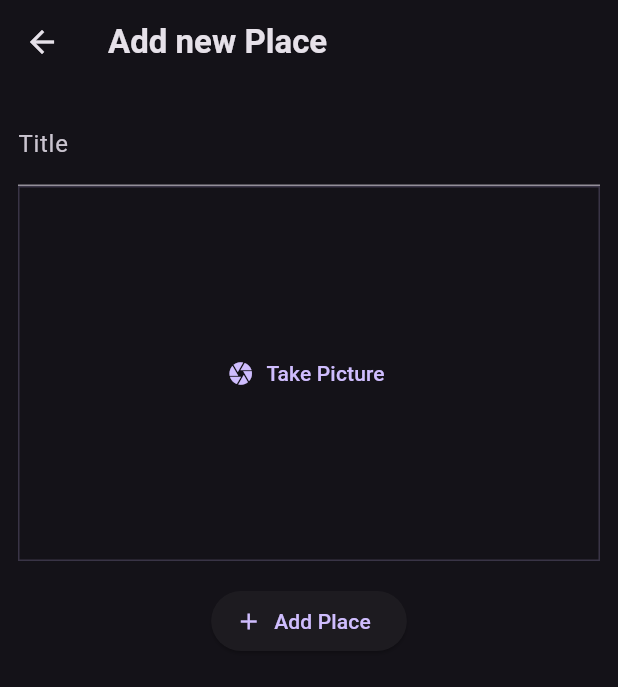
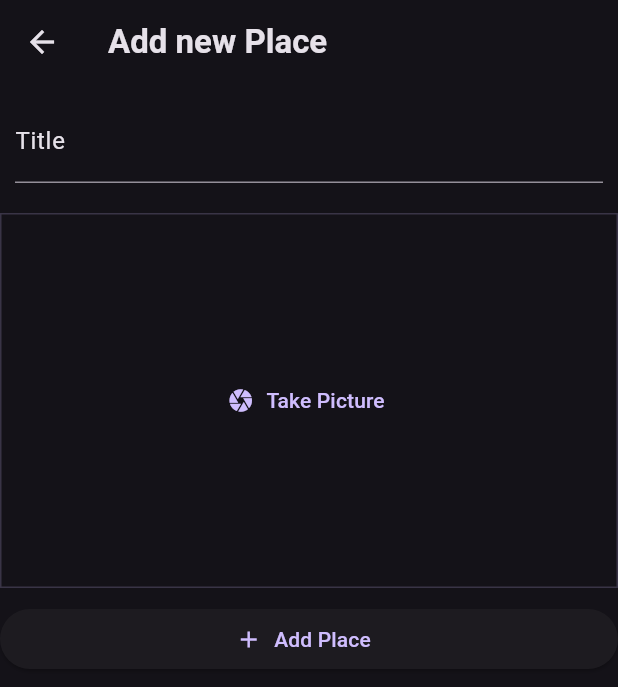
Before and after one commit to gu-tig333-ht24/spotly, a Flutter app: the screen it shows after launch, after a tap on the "add" icon, on a phone screen of 412 x 824 dp. Shown: the top 687 px of the screen. Run offline on Flutter 3.47's test engine with Material 3 defaults, Android fonts, the phone set to English and light mode, and no system bars; our stand-ins replace flutter_riverpod, google_fonts, image_picker.

Commit message:
Ladda upp bild via kameran

```diff
--- a/lib/main.dart
+++ b/lib/main.dart
@@ -2,7 +2,6 @@ import 'package:flutter/material.dart';
 import 'package:flutter_riverpod/flutter_riverpod.dart';
 import 'src/features/main/domain/home_screen.dart'; // Import PlacesScreen
 import 'package:google_fonts/google_fonts.dart';
-import 'package:spotly/src/core/widgets/image_input.dart';
 
 final colorScheme = ColorScheme.fromSeed(
   brightness: Brightness.dark,
--- a/lib/src/core/models/add_places.dart
+++ b/lib/src/core/models/add_places.dart
@@ -1,65 +1,350 @@
+// import 'package:flutter/material.dart';
+// import 'package:flutter_riverpod/flutter_riverpod.dart';
+
+// import '../../features/main/providers/user_places.dart';
+// import '../widgets/image_input.dart';
+// import 'dart:io';
+
+// class AddPlaceScreen extends ConsumerStatefulWidget {
+//   const AddPlaceScreen({super.key});
+
+//   @override
+//   ConsumerState<AddPlaceScreen> createState() {
+//     return _AddPlaceScreenState();
+//   }
+// }
+
+// class _AddPlaceScreenState extends ConsumerState<AddPlaceScreen> {
+//   final _titleController = TextEditingController();
+//   File? _selectedImage;
+
+//   void _savePlace() {
+//     final enteredTitle = _titleController.text;
+
+//     if (enteredTitle.isEmpty || _selectedImage == null) {
+//       return;
+//     }
+
+//     ref
+//         .read(userPlacesProvider.notifier)
+//         .addPlace(enteredTitle, _selectedImage!);
+
+//     Navigator.of(context).pop();
+//   }
+
+//   @override
+//   void dispose() {
+//     _titleController.dispose();
+//     super.dispose();
+//   }
+
+//   @override
+//   Widget build(BuildContext context) {
+//     return Scaffold(
+//       appBar: AppBar(
+//         title: const Text('Add new Place'),
+//       ),
+//       body: SingleChildScrollView(
+//         padding: const EdgeInsets.all(12),
+//         child: Column(
+//           children: [
+//             TextField(
+//               decoration: const InputDecoration(labelText: 'Title'),
+//               controller: _titleController,
+//               style: TextStyle(
+//                 color: Theme.of(context).colorScheme.onSurface,
+//               ),
+//             ),
+//             const SizedBox(height: 10),
+//             ImageInput(
+//               onPickImage: (image) {
+//                 _selectedImage = image;
+//               },
+//             ),
+//             const SizedBox(height: 16),
+//             ElevatedButton.icon(
+//               onPressed: _savePlace,
+//               icon: const Icon(Icons.add),
+//               label: const Text('Add Place'),
+//             ),
+//           ],
+//         ),
+//       ),
+//     );
+//   }
+// }
+
+// import 'package:flutter/material.dart';
+// import 'dart:io';
+// import 'dart:typed_data';
+// import 'package:image_picker/image_picker.dart';
+// import 'package:flutter/foundation.dart' show kIsWeb;
+
+// class AddPlaceScreen extends StatefulWidget {
+//   const AddPlaceScreen({super.key});
+
+//   @override
+//   _AddPlaceScreenState createState() => _AddPlaceScreenState();
+// }
+
+// class _AddPlaceScreenState extends State<AddPlaceScreen> {
+//   final _titleController = TextEditingController();
+//   File? _selectedImageFile;
+//   Uint8List? _selectedImageBytes;
+
+//   void _takePicture() async {
+//     final imagePicker = ImagePicker();
+//     final pickedImage = await imagePicker.pickImage(
+//       source: ImageSource.camera,
+//       maxWidth: 600,
+//     );
+
+//     if (pickedImage == null) {
+//       return;
+//     }
+
+//     if (kIsWeb) {
+//       final imageBytes = await pickedImage.readAsBytes();
+//       setState(() {
+//         _selectedImageBytes = imageBytes;
+//       });
+//     } else {
+//       setState(() {
+//         _selectedImageFile = File(pickedImage.path);
+//       });
+//     }
+//   }
+
+//   void _savePlace() {
+//     final enteredTitle = _titleController.text;
+
+//     if (enteredTitle.isEmpty ||
+//         (_selectedImageFile == null && _selectedImageBytes == null)) {
+//       // If title or image is not set, show an error
+//       ScaffoldMessenger.of(context).showSnackBar(
+//         const SnackBar(content: Text('Please provide a title and image.')),
+//       );
+//       return;
+//     }
+
+//     // Handle saving the place data (e.g., send to database, API, etc.)
+//     print('Place saved! Title: $enteredTitle');
+
+//     // Reset form after saving
+//     _titleController.clear();
+//     setState(() {
+//       _selectedImageFile = null;
+//       _selectedImageBytes = null;
+//     });
+//   }
+
+//   @override
+//   Widget build(BuildContext context) {
+//     Widget imageDisplay = TextButton.icon(
+//       icon: const Icon(Icons.camera),
+//       label: const Text('Take Picture'),
+//       onPressed: _takePicture,
+//     );
+
+//     if (kIsWeb && _selectedImageBytes != null) {
+//       imageDisplay = GestureDetector(
+//         onTap: _takePicture,
+//         child: Image.memory(
+//           _selectedImageBytes!,
+//           fit: BoxFit.cover,
+//           width: double.infinity,
+//           height: double.infinity,
+//         ),
+//       );
+//     } else if (_selectedImageFile != null) {
+//       imageDisplay = GestureDetector(
+//         onTap: _takePicture,
+//         child: Image.file(
+//           _selectedImageFile!,
+//           fit: BoxFit.cover,
+//           width: double.infinity,
+//           height: double.infinity,
+//         ),
+//       );
+//     }
+
+//     return Scaffold(
+//       appBar: AppBar(
+//         title: const Text('Add new Place'),
+//       ),
+//       body: Column(
+//         crossAxisAlignment: CrossAxisAlignment.stretch,
+//         children: [
+//           Padding(
+//             padding: const EdgeInsets.all(10),
+//             child: TextField(
+//               decoration: const InputDecoration(labelText: 'Title'),
+//               controller: _titleController,
+//             ),
+//           ),
+//           const SizedBox(height: 10),
+//           Container(
+//             decoration: BoxDecoration(
+//               border: Border.all(
+//                 width: 1,
+//                 color: Theme.of(context).colorScheme.primary.withOpacity(0.2),
+//               ),
+//             ),
+//             height: 250,
+//             width: double.infinity,
+//             alignment: Alignment.center,
+//             child: imageDisplay,
+//           ),
+//           const SizedBox(height: 10),
+//           ElevatedButton.icon(
+//             onPressed: _savePlace,
+//             icon: const Icon(Icons.add),
+//             label: const Text('Add Place'),
+//           ),
+//         ],
+//       ),
+//     );
+//   }
+// }
 import 'package:flutter/material.dart';
-import 'package:flutter_riverpod/flutter_riverpod.dart';
+import 'dart:io';
+import 'dart:typed_data';
+import 'package:image_picker/image_picker.dart';
+import 'package:flutter/foundation.dart' show kIsWeb;
 
-import '../../features/main/providers/user_places.dart';
-import 'package:spotly/src/core/widgets/image_input.dart';
-
-class AddPlaceScreen extends ConsumerStatefulWidget {
+class AddPlaceScreen extends StatefulWidget {
   const AddPlaceScreen({super.key});
 
   @override
-  ConsumerState<AddPlaceScreen> createState() {
-    return _AddPlaceScreenState();
-  }
+  _AddPlaceScreenState createState() => _AddPlaceScreenState();
 }
 
-class _AddPlaceScreenState extends ConsumerState<AddPlaceScreen> {
+class _AddPlaceScreenState extends State<AddPlaceScreen> {
   final _titleController = TextEditingController();
+  File? _selectedImageFile;
+  Uint8List? _selectedImageBytes;
+
+  void _takePicture() async {
+    final imagePicker = ImagePicker();
+    final pickedImage = await imagePicker.pickImage(
+      source: ImageSource.camera,
+      maxWidth: 600,
+    );
+
+    if (pickedImage == null) {
+      return;
+    }
+
+    if (kIsWeb) {
+      final imageBytes = await pickedImage.readAsBytes();
+      setState(() {
+        _selectedImageBytes = imageBytes;
+      });
+    } else {
+      setState(() {
+        _selectedImageFile = File(pickedImage.path);
+      });
+    }
+  }
 
   void _savePlace() {
     final enteredTitle = _titleController.text;
 
-    if (enteredTitle.isEmpty) {
+    if (enteredTitle.isEmpty ||
+        (_selectedImageFile == null && _selectedImageBytes == null)) {
+      ScaffoldMessenger.of(context).showSnackBar(
+        const SnackBar(content: Text('Please provide a title and image.')),
+      );
       return;
     }
 
-    ref.read(userPlacesProvider.notifier).addPlace(enteredTitle);
+    // Add functionality to save the place (for example, to a list or database)
+    // Here you could send the data to a provider or directly add it to a list
 
-    Navigator.of(context).pop();
-  }
+    print('Place saved! Title: $enteredTitle');
 
-  @override
-  void dispose() {
-    _titleController.dispose();
-    super.dispose();
+    // You would save the data like this
+    // ref.read(userPlacesProvider.notifier).addPlace(enteredTitle, _selectedImageFile OR _selectedImageBytes);
+
+    Navigator.of(context).pop(); // Go back after saving
   }
 
   @override
   Widget build(BuildContext context) {
+    Widget imageDisplay = TextButton.icon(
+      icon: const Icon(Icons.camera),
+      label: const Text('Take Picture'),
+      onPressed: _takePicture,
+    );
+
+    if (kIsWeb && _selectedImageBytes != null) {
+      imageDisplay = GestureDetector(
+        onTap: _takePicture,
+        child: Image.memory(
+          _selectedImageBytes!,
+          fit: BoxFit.cover,
+          width: double.infinity,
+          height: double.infinity,
+        ),
+      );
+    } else if (_selectedImageFile != null) {
+      imageDisplay = GestureDetector(
+        onTap: _takePicture,
+        child: Image.file(
+          _selectedImageFile!,
+          fit: BoxFit.cover,
+          width: double.infinity,
+          height: double.infinity,
+        ),
+      );
+    }
+
     return Scaffold(
       appBar: AppBar(
         title: const Text('Add new Place'),
       ),
-      body: SingleChildScrollView(
-        padding: const EdgeInsets.all(12),
-        child: Column(
-          children: [
-            TextField(
-              decoration: const InputDecoration(labelText: 'Title'),
+      body: Column(
+        crossAxisAlignment: CrossAxisAlignment.stretch,
+        children: [
+          Padding(
+            padding: const EdgeInsets.all(10),
+            child: TextField(
+              decoration: InputDecoration(
+                labelText: 'Title',
+                labelStyle: TextStyle(
+                  color: Theme.of(context)
+                      .colorScheme
+                      .onBackground, // Fixed color for label
+                ),
+              ),
               controller: _titleController,
               style: TextStyle(
-                color: Theme.of(context).colorScheme.onSurface,
+                color: Theme.of(context)
+                    .colorScheme
+                    .onSurface, // Fixed color for input text
               ),
             ),
-            ImageInput(),
-            const SizedBox(height: 16),
-            ElevatedButton.icon(
-              onPressed: _savePlace,
-              icon: const Icon(Icons.add),
-              label: const Text('Add Place'),
+          ),
+          const SizedBox(height: 10),
+          Container(
+            decoration: BoxDecoration(
+              border: Border.all(
+                width: 1,
+                color: Theme.of(context).colorScheme.primary.withOpacity(0.2),
+              ),
             ),
-          ],
-        ),
+            height: 250,
+            width: double.infinity,
+            alignment: Alignment.center,
+            child: imageDisplay,
+          ),
+          const SizedBox(height: 10),
+          ElevatedButton.icon(
+            onPressed: _savePlace,
+            icon: const Icon(Icons.add),
+            label: const Text('Add Place'),
+          ),
+        ],
       ),
     );
   }
--- a/lib/src/core/models/place.dart
+++ b/lib/src/core/models/place.dart
@@ -1,10 +1,15 @@
 import 'package:uuid/uuid.dart';
+import 'dart:io';
 
 const uuid = Uuid();
 
 class Place {
-  Place({required this.title}) : id = uuid.v4();
+  Place({
+    required this.title,
+    required this.image, // Add 'image' to the constructor
+  }) : id = uuid.v4();
 
   final String id;
   final String title;
+  final File image; // Final image field that must be initialized
 }
--- a/lib/src/core/models/place_detail.dart
+++ b/lib/src/core/models/place_detail.dart
@@ -1,6 +1,6 @@
 import 'package:flutter/material.dart';
 
-import 'package:spotly/src/core/models/place.dart';
+import 'place.dart';
 
 class PlaceDetailScreen extends StatelessWidget {
   const PlaceDetailScreen({super.key, required this.place});
@@ -17,7 +17,7 @@ class PlaceDetailScreen extends StatelessWidget {
         child: Text(
           place.title,
           style: Theme.of(context).textTheme.bodyLarge!.copyWith(
-                color: Theme.of(context).colorScheme.onBackground,
+                color: Theme.of(context).colorScheme.onSurface,
               ),
         ),
       ),
--- a/lib/src/core/widgets/places_list.dart
+++ b/lib/src/core/widgets/places_list.dart
@@ -1,7 +1,7 @@
 import 'package:flutter/material.dart';
 import '../models/place.dart'; // Lägg till denna
-import 'package:spotly/src/core/models/place_detail.dart';
-import 'package:spotly/src/core/models/place.dart';
+import '../models/place_detail.dart';
+import '../models/place.dart';
 
 class PlacesList extends StatelessWidget {
   const PlacesList({super.key, required this.places});
@@ -15,7 +15,7 @@ class PlacesList extends StatelessWidget {
         child: Text(
           'No places added yet',
           style: Theme.of(context).textTheme.bodyLarge!.copyWith(
-                color: Theme.of(context).colorScheme.onBackground,
+                color: Theme.of(context).colorScheme.onSurface,
               ),
         ),
       );
@@ -27,7 +27,7 @@ class PlacesList extends StatelessWidget {
         title: Text(
           places[index].title,
           style: Theme.of(context).textTheme.titleMedium!.copyWith(
-                color: Theme.of(context).colorScheme.onBackground,
+                color: Theme.of(context).colorScheme.onSurface,
               ),
         ),
         onTap: () {
--- a/lib/src/features/main/providers/user_places.dart
+++ b/lib/src/features/main/providers/user_places.dart
@@ -1,12 +1,14 @@
 import 'package:flutter_riverpod/flutter_riverpod.dart';
 
 import '../../../core/models/place.dart';
+import 'dart:io';
+import 'package:spotly/src/core/widgets/image_input.dart';
 
 class UserPlacesNotifier extends StateNotifier<List<Place>> {
   UserPlacesNotifier() : super(const []);
 
-  void addPlace(String title) {
-    final newPlace = Place(title: title);
+  void addPlace(String title, File image) {
+    final newPlace = Place(title: title, image: image);
     state = [newPlace, ...state];
   }
 }
--- a/lib/src/features/places/providers/places.dart
+++ b/lib/src/features/places/providers/places.dart
@@ -21,21 +21,17 @@
 //       ),
 //     );
 //   }
-// }
+
 import 'package:flutter/material.dart';
-import 'package:flutter_riverpod/flutter_riverpod.dart';
+import 'package:spotly/src/core/widgets/places_list.dart';
+import 'package:spotly/src/core/models/add_places.dart'; // Make sure the path is correct
+import 'package:spotly/src/core/widgets/places_list.dart';
 
-import '../../../core/models/add_places.dart';
-import '../../../core/widgets/places_list.dart';
-import '../../main/providers/user_places.dart';
-
-class PlacesScreen extends ConsumerWidget {
+class PlacesScreen extends StatelessWidget {
   const PlacesScreen({super.key});
 
   @override
-  Widget build(BuildContext context, WidgetRef ref) {
-    final userPlaces = ref.watch(userPlacesProvider);
-
+  Widget build(BuildContext context) {
     return Scaffold(
       appBar: AppBar(
         title: const Text('Your Places'),
@@ -43,6 +39,7 @@ class PlacesScreen extends ConsumerWidget {
           IconButton(
             icon: const Icon(Icons.add),
             onPressed: () {
+              // Navigate to AddPlaceScreen when the "+" icon is pressed
               Navigator.of(context).push(
                 MaterialPageRoute(
                   builder: (ctx) => const AddPlaceScreen(),
@@ -53,7 +50,7 @@ class PlacesScreen extends ConsumerWidget {
         ],
       ),
       body: PlacesList(
-        places: userPlaces,
+        places: [], // Ensure PlacesList is handled properly
       ),
     );
   }
--- a/lib/src/features/settings/ui/pages/contact_us_page.dart
+++ b/lib/src/features/settings/ui/pages/contact_us_page.dart
@@ -1,6 +1,3 @@
-import 'package:flutter/material.dart';
-import '../../../places/providers/places.dart';
-import '../../../../core/widgets/places_list.dart';
 import 'package:flutter/material.dart';
 
 class ContactUsPage extends StatelessWidget {
--- a/lib/src/features/settings/ui/pages/help_support_page.dart
+++ b/lib/src/features/settings/ui/pages/help_support_page.dart
@@ -1,6 +1,4 @@
 import 'package:flutter/material.dart';
-import '../../../places/providers/places.dart';
-import '../../../../core/widgets/places_list.dart';
 
 class HelpSupportPage extends StatelessWidget {
   const HelpSupportPage({super.key});
--- a/lib/src/features/settings/ui/pages/privacy_security_page.dart
+++ b/lib/src/features/settings/ui/pages/privacy_security_page.dart
@@ -1,6 +1,4 @@
 import 'package:flutter/material.dart';
-import '../../../places/providers/places.dart';
-import '../../../../core/widgets/places_list.dart';
 
 class PrivacySecurityPage extends StatelessWidget {
   const PrivacySecurityPage({super.key});
```
Also changed, not shown: lib/src/core/widgets/image_input.dart (+136 -13 lines).
